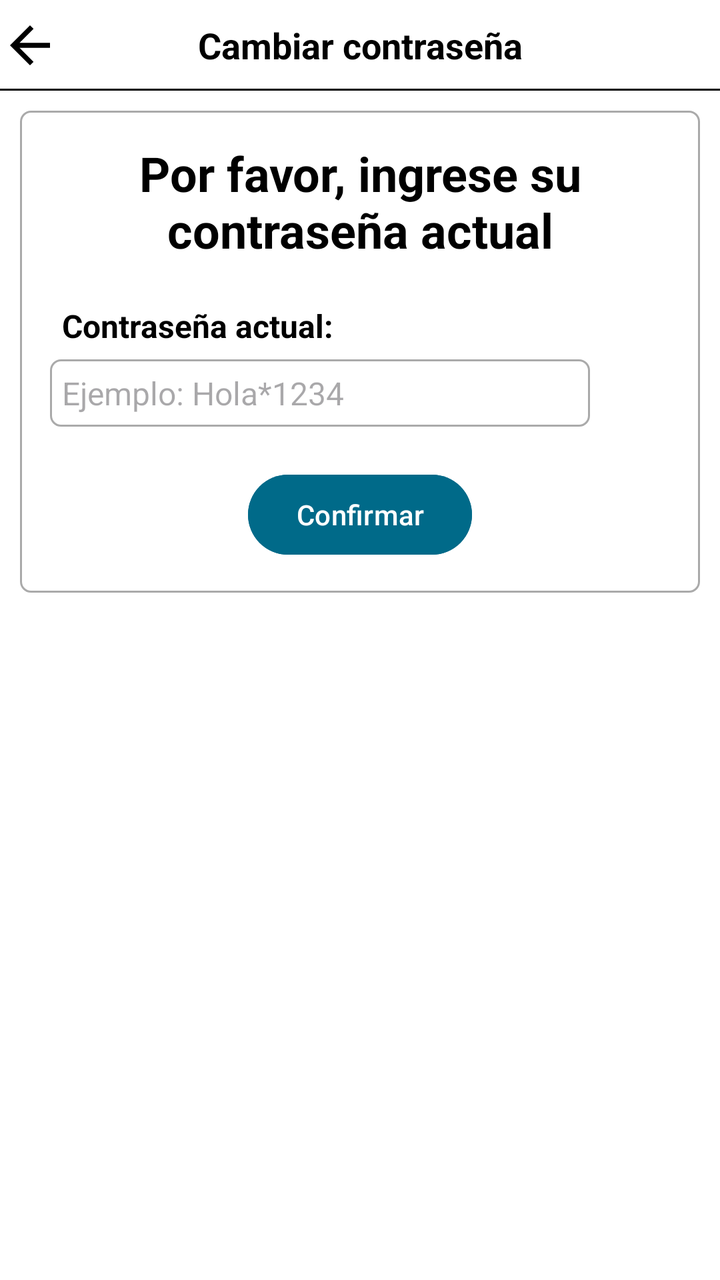
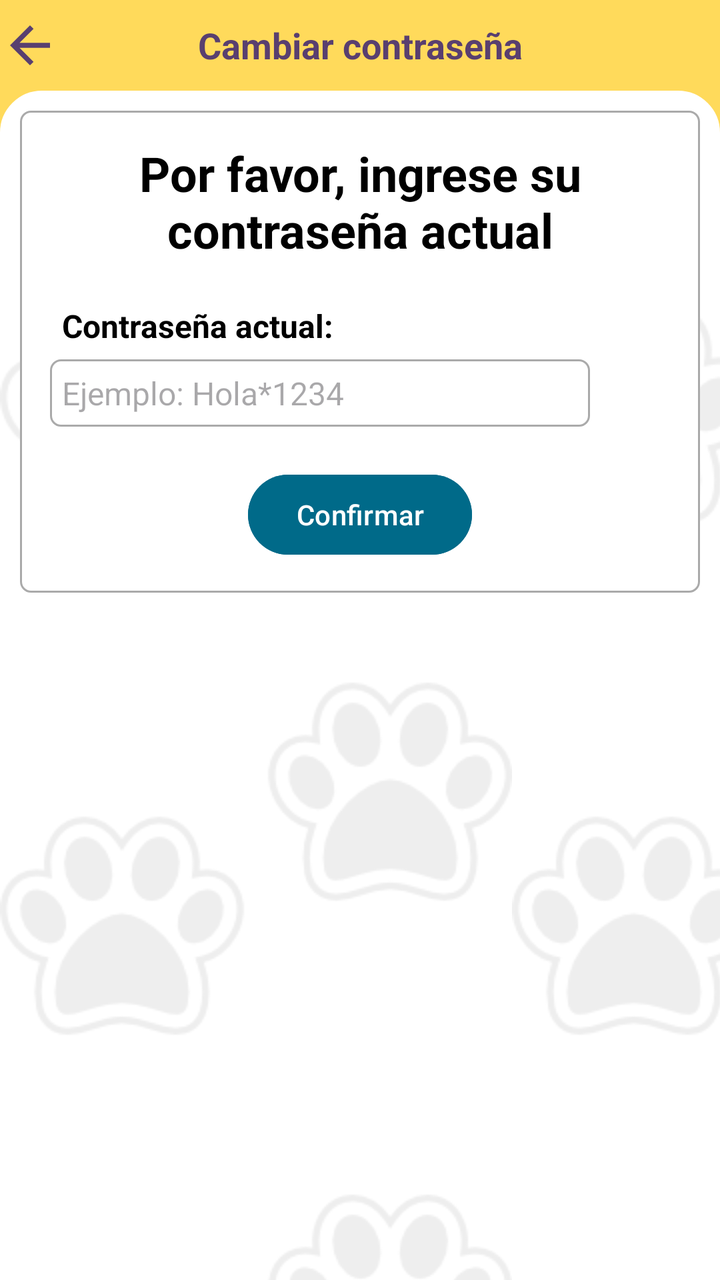

Compare the two renders of this Android layout. The source of the first and the diff that turns it into the second are given below.
<!-- AndroidManifest.xml: application theme Theme.TIC_PV -->
<!-- res/layout/activity_cambiar_clave.xml -->
<?xml version="1.0" encoding="utf-8"?>
<RelativeLayout xmlns:android="http://schemas.android.com/apk/res/android"
    xmlns:app="http://schemas.android.com/apk/res-auto"
    xmlns:tools="http://schemas.android.com/tools"
    android:id="@+id/main"
    android:layout_width="match_parent"
    android:layout_height="match_parent"
    android:fitsSystemWindows="true"
    android:focusableInTouchMode="true"
    android:background="@color/white"
    tools:context=".Vista.CambiarClaveActivity">

    <RelativeLayout
        android:layout_width="match_parent"
        android:layout_height="wrap_content"
        android:id="@+id/lYSuperiorCambiarClave"
        android:background="@color/white"
        android:orientation="horizontal">

        <ImageView
            android:layout_width="30dp"
            android:layout_height="30dp"
            android:id="@+id/iVRegresarCambiarClave"
            android:layout_centerVertical="true"
            android:foreground="?android:attr/selectableItemBackgroundBorderless"
            android:background="@drawable/ic_retroceder"
            android:backgroundTint="@color/black"/>

        <TextView
            android:layout_width="match_parent"
            android:layout_height="wrap_content"
            android:id="@+id/tVTituloCambiarClave"
            android:textSize="18sp"
            android:layout_centerVertical="true"
            android:textAlignment="center"
            android:textStyle="bold"
            android:textColor="@color/black"
            android:text="Cambiar contraseña"/>

        <View
            android:id="@+id/viewTituloCambiarClave"
            android:layout_width="match_parent"
            android:layout_height="1dp"
            android:layout_marginTop="20dp"
            android:layout_below="@+id/tVTituloCambiarClave"
            android:background="@color/black" />

    </RelativeLayout>

    <FrameLayout
        android:layout_width="match_parent"
        android:layout_height="match_parent"
        android:layout_below="@+id/lYSuperiorCambiarClave">

        <ScrollView
            android:layout_width="match_parent"
            android:layout_height="wrap_content"
            android:id="@+id/scrollCambiarClave">

            <LinearLayout
                android:layout_width="match_parent"
                android:layout_height="wrap_content"
                android:padding="10dp"
                android:background="@color/white"
                android:orientation="vertical">

                <RelativeLayout
                    android:layout_width="match_parent"
                    android:layout_height="wrap_content"
                    android:padding="15dp"
                    android:id="@+id/rLAutenticarUsuario"
                    android:background="@drawable/border">

                    <TextView
                        android:layout_width="wrap_content"
                        android:layout_height="wrap_content"
                        android:id="@+id/encabezadoAutenticar"
                        android:text="Por favor, ingrese su contraseña actual"
                        android:layout_centerHorizontal="true"
                        android:textAppearance="@style/TextAppearance.AppCompat.Headline"
                        android:textAlignment="center"
                        android:textColor="@color/black"
                        android:textStyle="bold"/>

                    <TextView
                        android:layout_width="match_parent"
                        android:layout_height="wrap_content"
                        android:id="@+id/tvClaveCC"
                        android:padding="6dp"
                        android:layout_marginTop="15dp"
                        android:layout_below="@id/encabezadoAutenticar"
                        android:text="Contraseña actual:"
                        android:textColor="@color/black"
                        android:textStyle="bold"
                        android:textSize="16sp"/>

                    <EditText
                        android:id="@+id/eTClaveCC"
                        android:layout_width="match_parent"
                        android:layout_height="wrap_content"
                        android:layout_below="@id/tvClaveCC"
                        android:layout_alignParentStart="true"
                        android:layout_toEndOf="@+id/iVVerClaveActual"
                        android:layout_toStartOf="@+id/iVVerClaveActual"
                        android:background="@drawable/border"
                        android:ems="10"
                        android:hint="Ejemplo: Hola*1234"
                        android:inputType="text|textPassword"
                        android:layout_marginBottom="10dp"
                        android:padding="6dp"
                        android:maxLength="15"
                        android:textSize="16sp" />

                    <ImageView
                        android:layout_width="30dp"
                        android:layout_height="30dp"
                        android:layout_marginRight="10dp"
                        android:layout_alignParentEnd="true"
                        android:layout_marginStart="10dp"
                        android:foreground="?android:attr/selectableItemBackgroundBorderless"
                        android:layout_below="@+id/tvClaveCC"
                        android:id="@+id/iVVerClaveActual"/>

                    <Button
                        android:id="@+id/btnConfirmarAutenticacion"
                        android:layout_width="wrap_content"
                        android:layout_height="wrap_content"
                        android:layout_marginTop="10dp"
                        android:layout_below="@+id/eTClaveCC"
                        android:layout_centerHorizontal="true"
                        android:backgroundTint="@color/blue_2"
                        android:text="Confirmar" />

                </RelativeLayout>

                <RelativeLayout
                    android:layout_width="match_parent"
                    android:layout_height="wrap_content"
                    android:layout_marginTop="30dp"
                    android:padding="15dp"
                    android:id="@+id/rLNuevaClave"
                    android:visibility="gone"
                    android:background="@drawable/border">

                    <TextView
                        android:layout_width="wrap_content"
                        android:layout_height="wrap_content"
                        android:text="Ingrese su nueva contraseña"
                        android:id="@+id/encabezadoActualizarClave"
                        android:textAlignment="center"
                        android:layout_centerHorizontal="true"
                        android:textStyle="bold"
                        android:textColor="@color/black"
                        android:textAppearance="@style/TextAppearance.AppCompat.Headline"/>

                    <TextView
                        android:layout_width="match_parent"
                        android:layout_height="wrap_content"
                        android:id="@+id/tvNuevaClaveCC"
                        android:layout_marginTop="15dp"
                        android:padding="6dp"
                        android:layout_below="@+id/encabezadoActualizarClave"
                        android:text="Nueva Contraseña:"
                        android:textStyle="bold"
                        android:textColor="@color/black"
                        android:textSize="16sp"/>

                    <TextView
                        android:id="@+id/tVIndicNuevaClave"
                        android:layout_width="match_parent"
                        android:layout_height="wrap_content"
                        android:layout_below="@id/tvNuevaClaveCC"
                        android:padding="6dp"
                        android:text="La contraseña debe contar con un mínimo de 8 caracteres, un máximo de 15 caracteres, letras mayúsculas, minúsculas, números y caracteres especiales (@,-,_,#,*)"
                        android:textColor="@color/black"
                        android:textStyle="italic"
                        android:textSize="14sp" />

                    <EditText
                        android:layout_width="match_parent"
                        android:layout_height="wrap_content"
                        android:id="@+id/etNuevaClaveCC"
                        android:inputType="textPassword"
                        android:layout_alignParentStart="true"
                        android:layout_toEndOf="@+id/iVVerNuevaClave"
                        android:layout_toStartOf="@+id/iVVerNuevaClave"
                        android:hint="Ejemplo: Hola*123"
                        android:padding="6dp"
                        android:layout_marginBottom="10dp"
                        android:textColor="@color/black"
                        android:background="@drawable/border"
                        android:layout_below="@id/tVIndicNuevaClave"
                        android:maxLength="15"
                        android:textSize="16sp"/>

                    <ImageView
                        android:layout_width="30dp"
                        android:layout_height="30dp"
                        android:layout_marginRight="10dp"
                        android:layout_alignParentEnd="true"
                        android:layout_marginStart="10dp"
                        android:foreground="?android:attr/selectableItemBackgroundBorderless"
                        android:layout_below="@+id/tVIndicNuevaClave"
                        android:id="@+id/iVVerNuevaClave"/>

                    <TextView
                        android:id="@+id/tVMaxCaracteresCC"
                        android:layout_width="match_parent"
                        android:layout_height="wrap_content"
                        android:layout_below="@id/etNuevaClaveCC"
                        android:text="✔ Al menos 8 caracteres"
                        android:textColor="@android:color/holo_red_light" />

                    <TextView
                        android:id="@+id/tVMinusculasCC"
                        android:layout_width="match_parent"
                        android:layout_height="wrap_content"
                        android:layout_below="@+id/tVMaxCaracteresCC"
                        android:text="✔ Al menos una letra minúscula"
                        android:textColor="@android:color/holo_red_light" />

                    <TextView
                        android:id="@+id/tVMayusculasCC"
                        android:layout_width="match_parent"
                        android:layout_height="wrap_content"
                        android:layout_below="@+id/tVMinusculasCC"
                        android:text="✔ Al menos una letra mayúscula"
                        android:textColor="@android:color/holo_red_light" />

                    <TextView
                        android:id="@+id/tVNumeroCC"
                        android:layout_width="match_parent"
                        android:layout_height="wrap_content"
                        android:layout_below="@+id/tVMayusculasCC"
                        android:text="✔ Al menos un número"
                        android:textColor="@android:color/holo_red_light" />

                    <TextView
                        android:id="@+id/tVCaracterEspecialCC"
                        android:layout_width="match_parent"
                        android:layout_height="wrap_content"
                        android:layout_below="@+id/tVNumeroCC"
                        android:text="✔ Al menos un carácter especial"
                        android:textColor="@android:color/holo_red_light" />


                    <TextView
                        android:layout_width="match_parent"
                        android:layout_height="wrap_content"
                        android:id="@+id/tvNuevaClaveConfirCC"
                        android:layout_marginTop="10dp"
                        android:padding="6dp"
                        android:layout_below="@+id/tVCaracterEspecialCC"
                        android:text="Confirmar nueva contraseña:"
                        android:textStyle="bold"
                        android:textColor="@color/black"
                        android:textSize="16sp"/>

                    <EditText
                        android:layout_width="match_parent"
                        android:layout_height="wrap_content"
                        android:id="@+id/etNuevaClaveConfirCC"
                        android:inputType="textPassword"
                        android:layout_alignParentStart="true"
                        android:layout_toEndOf="@+id/iVVerConfirmNuevaClave"
                        android:layout_toStartOf="@+id/iVVerConfirmNuevaClave"
                        android:hint="Por favor, vuelva a ingresar su contraseña"
                        android:padding="6dp"
                        android:textColor="@color/black"
                        android:background="@drawable/border"
                        android:layout_below="@id/tvNuevaClaveConfirCC"
                        android:maxLength="15"
                        android:textSize="16sp"/>

                    <ImageView
                        android:layout_width="30dp"
                        android:layout_height="30dp"
                        android:layout_marginRight="10dp"
                        android:layout_alignParentEnd="true"
                        android:layout_marginStart="10dp"
                        android:foreground="?android:attr/selectableItemBackgroundBorderless"
                        android:layout_below="@+id/tvNuevaClaveConfirCC"
                        android:id="@+id/iVVerConfirmNuevaClave"/>

                    <TextView
                        android:id="@+id/tVErrorConfirClaveCC"
                        android:layout_width="match_parent"
                        android:layout_height="wrap_content"
                        android:layout_below="@id/etNuevaClaveConfirCC"
                        android:text="* Las contraseñas no coinciden"
                        android:textStyle="italic"
                        android:visibility="gone"
                        android:textColor="@android:color/holo_red_light"/>

                    <Button
                        android:layout_width="wrap_content"
                        android:layout_height="wrap_content"
                        android:id="@+id/btnGuardarCambioClave"
                        android:layout_centerHorizontal="true"
                        android:layout_marginTop="15dp"
                        android:layout_below="@+id/tVErrorConfirClaveCC"
                        android:text="Aceptar"/>

                </RelativeLayout>

            </LinearLayout>

        </ScrollView>

    </FrameLayout>

</RelativeLayout>
<!-- resources referenced by this layout -->
<resources>
  <color name="black">#FF000000</color>
  <color name="blue_2">#006A89</color>
  <color name="white">#FFFFFFFF</color>
  <!-- drawable border (drawable) -->
  <?xml version="1.0" encoding="utf-8"?>
  <shape xmlns:android="http://schemas.android.com/apk/res/android">
      
      <solid android:color="#FFFFFF"/>
  
      
      <stroke android:width="1dp" android:color="#AAAAAA"/>
  
      
      <corners android:radius="5dp"/>
  </shape>
  <!-- drawable ic_retroceder (drawable) -->
  <vector xmlns:android="http://schemas.android.com/apk/res/android" android:autoMirrored="true" android:height="24dp" android:tint="#FFFFFF" android:viewportHeight="24" android:viewportWidth="24" android:width="24dp">
        
      <path android:fillColor="@android:color/white" android:pathData="M20,11H7.83l5.59,-5.59L12,4l-8,8 8,8 1.41,-1.41L7.83,13H20v-2z"/>
      
  </vector>
  <style name="Theme.TIC_PV" parent="Base.Theme.TIC_PV" />
  <style name="Base.Theme.TIC_PV" parent="Theme.Material3.DayNight.NoActionBar">
          
          
  
  
  
  
  
  
  
  
      </style>
</resources>

<!-- the commit's change to res/layout/activity_cambiar_clave.xml (unified diff, before → after) -->
@@ -7,14 +7,14 @@
     android:layout_height="match_parent"
     android:fitsSystemWindows="true"
     android:focusableInTouchMode="true"
-    android:background="@color/white"
+    android:background="@color/yellow"
     tools:context=".Vista.CambiarClaveActivity">
 
     <RelativeLayout
         android:layout_width="match_parent"
         android:layout_height="wrap_content"
         android:id="@+id/lYSuperiorCambiarClave"
-        android:background="@color/white"
+        android:background="@color/yellow"
         android:orientation="horizontal">
 
         <ImageView
@@ -24,7 +24,7 @@
             android:layout_centerVertical="true"
             android:foreground="?android:attr/selectableItemBackgroundBorderless"
             android:background="@drawable/ic_retroceder"
-            android:backgroundTint="@color/black"/>
+            android:backgroundTint="@color/lila"/>
 
         <TextView
             android:layout_width="match_parent"
@@ -34,7 +34,7 @@
             android:layout_centerVertical="true"
             android:textAlignment="center"
             android:textStyle="bold"
-            android:textColor="@color/black"
+            android:textColor="@color/lila"
             android:text="Cambiar contraseña"/>
 
         <View
@@ -43,13 +43,14 @@
             android:layout_height="1dp"
             android:layout_marginTop="20dp"
             android:layout_below="@+id/tVTituloCambiarClave"
-            android:background="@color/black" />
+            android:background="@color/yellow" />
 
     </RelativeLayout>
 
     <FrameLayout
         android:layout_width="match_parent"
         android:layout_height="match_parent"
+        android:background="@drawable/bordes_fragment"
         android:layout_below="@+id/lYSuperiorCambiarClave">
 
         <ScrollView
@@ -61,7 +62,6 @@
                 android:layout_width="match_parent"
                 android:layout_height="wrap_content"
                 android:padding="10dp"
-                android:background="@color/white"
                 android:orientation="vertical">
 
                 <RelativeLayout
<!-- resource entries referenced after the edit -->
@@ -2,7 +2,8 @@
 <resources>
   <color name="black">#FF000000</color>
   <color name="blue_2">#006A89</color>
-  <color name="white">#FFFFFFFF</color>
+  <color name="lila">#593f6f</color>
+  <color name="yellow">#ffda5b</color>
   <!-- drawable border (drawable) -->
   <?xml version="1.0" encoding="utf-8"?>
   <shape xmlns:android="http://schemas.android.com/apk/res/android">
@@ -15,6 +16,37 @@
       
       <corners android:radius="5dp"/>
   </shape>
+  <!-- drawable bordes_fragment (drawable) -->
+  <?xml version="1.0" encoding="utf-8"?>
+  <layer-list xmlns:android="http://schemas.android.com/apk/res/android">
+  
+      
+      <item>
+          <shape android:shape="rectangle">
+              <solid android:color="#FFFFFF" />
+  
+              
+              <corners
+                  android:topLeftRadius="20dp"
+                  android:topRightRadius="20dp" />
+  
+              <stroke
+                  android:width="2dp"
+                  android:color="#FFFFFF" />
+          </shape>
+      </item>
+  
+      
+      <item>
+          <bitmap
+              android:src="@drawable/huellitas"
+              android:tileMode="repeat"
+              android:gravity="center"
+              android:tint="@android:color/darker_gray"
+              android:alpha="0.2"/> 
+      </item>
+  
+  </layer-list>
   <!-- drawable ic_retroceder (drawable) -->
   <vector xmlns:android="http://schemas.android.com/apk/res/android" android:autoMirrored="true" android:height="24dp" android:tint="#FFFFFF" android:viewportHeight="24" android:viewportWidth="24" android:width="24dp">
         
@@ -22,6 +54,7 @@
       
   </vector>
   <style name="Theme.TIC_PV" parent="Base.Theme.TIC_PV" />
+  <!-- drawable huellitas: png bitmap (drawable, 6949 bytes) -->
   <style name="Base.Theme.TIC_PV" parent="Theme.Material3.DayNight.NoActionBar">
           
           
